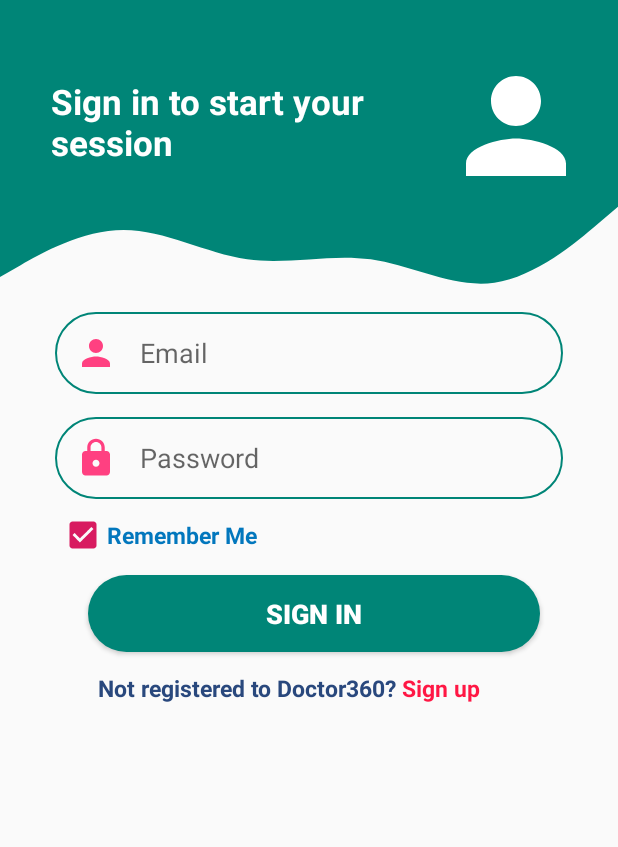
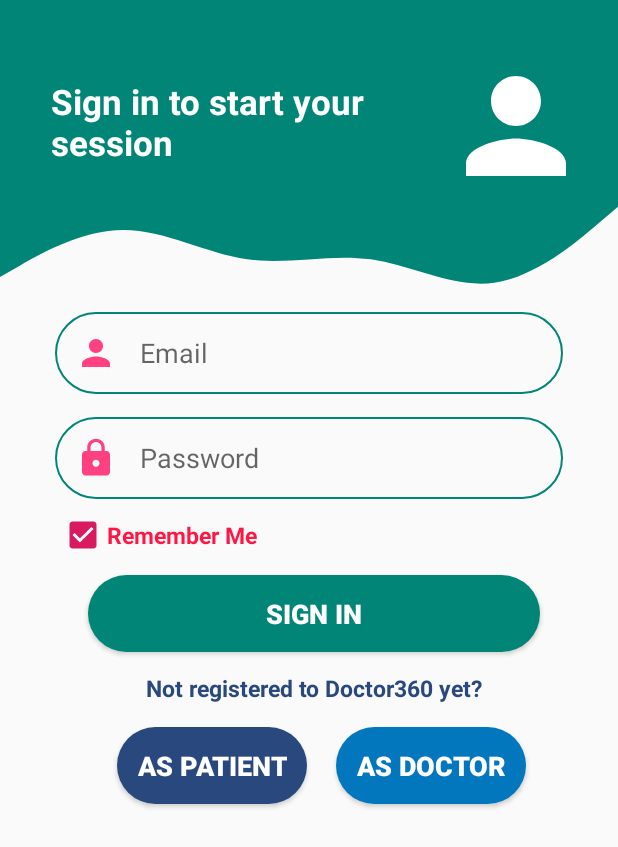
Before and after one commit to AshminKc/doctor360, an Android app: the LoginActivity screen opened directly, with no data from a screen before it, after a tap on "SIGN IN", on a phone screen of 412 x 824 dp. Shown: the top 847 px of the screen. Run offline under Robolectric (Android 15) with nearby library versions, the light colour scheme and no system bars; our stand-ins replace sdp/ssp sizes; libraries missing offline, so code that uses them is left out: es.dmoral.toasty; 1 statement that could not run was skipped; 1 other tap on this screen came first.

Commit message:
Login page design modified

```diff
--- a/app/src/main/AndroidManifest.xml
+++ b/app/src/main/AndroidManifest.xml
@@ -89,7 +89,12 @@
             android:launchMode="singleInstance"/>
 
         <activity
-            android:name=".activity.RegisterActivity"
+            android:name=".activity.PatientRegisterActivity"
+            android:screenOrientation="portrait"
+            android:launchMode="singleInstance"/>
+
+        <activity
+            android:name=".activity.DoctorRegisterActivity"
             android:screenOrientation="portrait"
             android:launchMode="singleInstance"/>
 
--- /dev/null
+++ b/app/src/main/java/com/example/doctor360/activity/DoctorRegisterActivity.java
@@ -0,0 +1,17 @@
+package com.example.doctor360.activity;
+
+import android.os.Bundle;
+
+import androidx.annotation.Nullable;
+import androidx.appcompat.app.AppCompatActivity;
+
+import com.example.doctor360.R;
+
+public class DoctorRegisterActivity extends AppCompatActivity {
+
+    @Override
+    protected void onCreate(@Nullable Bundle savedInstanceState) {
+        super.onCreate(savedInstanceState);
+        setContentView(R.layout.activity_doctor_register);
+    }
+}
--- a/app/src/main/java/com/example/doctor360/activity/LoginActivity.java
+++ b/app/src/main/java/com/example/doctor360/activity/LoginActivity.java
@@ -20,8 +20,7 @@ import es.dmoral.toasty.Toasty;
 public class LoginActivity extends AppCompatActivity implements View.OnClickListener {
 
     EditText Email,Password;
-    Button buttonSubmit;
-    TextView movetoRegister;
+    Button buttonSubmit, btnRegisterDoctor, btnRegisterPatient;
     CheckBox rememberCheck;
     ProgressDialog progressDialog;
     ConnectionDetector connectionDetector;
@@ -36,7 +35,8 @@ public class LoginActivity extends AppCompatActivity implements View.OnClickList
         Email = findViewById(R.id.edtEmail);
         Password = findViewById(R.id.edtPassword);
         rememberCheck = findViewById(R.id.checkBoxRemember);
-        movetoRegister = findViewById(R.id.registerText);
+        btnRegisterPatient = findViewById(R.id.btnPatientRegister);
+        btnRegisterDoctor = findViewById(R.id.btnDoctorRegister);
         buttonSubmit = findViewById(R.id.btnSubmit);
 
         rememberCheck.setOnClickListener(new View.OnClickListener() {
@@ -51,7 +51,8 @@ public class LoginActivity extends AppCompatActivity implements View.OnClickList
         });
 
         buttonSubmit.setOnClickListener(this);
-        movetoRegister.setOnClickListener(this);
+        btnRegisterDoctor.setOnClickListener(this);
+        btnRegisterPatient.setOnClickListener(this);
 
         connectionDetector = new ConnectionDetector(this);
 
@@ -99,8 +100,14 @@ public class LoginActivity extends AppCompatActivity implements View.OnClickList
             }
         }
 
-        if(v == movetoRegister){
-            Intent intent=new Intent(getApplicationContext(),RegisterActivity.class);
+        if(v == btnRegisterPatient){
+            Intent intent=new Intent(getApplicationContext(),PatientRegisterActivity.class);
+            startActivity(intent);
+            overridePendingTransition(R.anim.anim_slide_in_right, R.anim.anim_slide_out_left);
+        }
+
+        if(v == btnRegisterDoctor){
+            Intent intent=new Intent(getApplicationContext(),DoctorRegisterActivity.class);
             startActivity(intent);
             overridePendingTransition(R.anim.anim_slide_in_right, R.anim.anim_slide_out_left);
         }
--- /dev/null
+++ b/app/src/main/java/com/example/doctor360/activity/PatientRegisterActivity.java
@@ -0,0 +1,17 @@
+package com.example.doctor360.activity;
+
+import android.os.Bundle;
+
+import androidx.annotation.Nullable;
+import androidx.appcompat.app.AppCompatActivity;
+
+import com.example.doctor360.R;
+
+public class PatientRegisterActivity extends AppCompatActivity {
+
+    @Override
+    protected void onCreate(@Nullable Bundle savedInstanceState) {
+        super.onCreate(savedInstanceState);
+        setContentView(R.layout.activity_patient_register);
+    }
+}
--- a/app/src/main/java/com/example/doctor360/activity/RegisterActivity.java
+++ /dev/null
@@ -1,17 +0,0 @@
-package com.example.doctor360.activity;
-
-import android.os.Bundle;
-
-import androidx.annotation.Nullable;
-import androidx.appcompat.app.AppCompatActivity;
-
-import com.example.doctor360.R;
-
-public class RegisterActivity extends AppCompatActivity {
-
-    @Override
-    protected void onCreate(@Nullable Bundle savedInstanceState) {
-        super.onCreate(savedInstanceState);
-        setContentView(R.layout.activity_register);
-    }
-}
--- /dev/null
+++ b/app/src/main/res/drawable/doctor_round_bg.xml
@@ -0,0 +1,5 @@
+<?xml version="1.0" encoding="utf-8"?>
+<shape xmlns:android="http://schemas.android.com/apk/res/android">
+    <solid android:color="@color/isolation"/>
+    <corners android:radius="100dp"/>
+</shape>
--- /dev/null
+++ b/app/src/main/res/drawable/patient_round_bg.xml
@@ -0,0 +1,5 @@
+<?xml version="1.0" encoding="utf-8"?>
+<shape xmlns:android="http://schemas.android.com/apk/res/android">
+    <solid android:color="@color/facebook"/>
+    <corners android:radius="100dp"/>
+</shape>
--- /dev/null
+++ b/app/src/main/res/layout/activity_doctor_register.xml
@@ -0,0 +1,8 @@
+<?xml version="1.0" encoding="utf-8"?>
+<LinearLayout
+    xmlns:android="http://schemas.android.com/apk/res/android"
+    android:orientation="vertical"
+    android:layout_width="match_parent"
+    android:layout_height="match_parent">
+
+</LinearLayout>
--- a/app/src/main/res/layout/activity_login.xml
+++ b/app/src/main/res/layout/activity_login.xml
@@ -97,7 +97,7 @@
         android:layout_marginTop="@dimen/_6sdp"
         android:text="@string/remember_me"
         android:textSize="@dimen/_12sdp"
-        android:textColor="@color/isolation"
+        android:textColor="@color/positive"
         android:textStyle="bold"
         app:layout_constraintEnd_toEndOf="parent"
         app:layout_constraintStart_toStartOf="parent"
@@ -127,7 +127,7 @@
         android:id="@+id/registerHintText"
         android:layout_width="wrap_content"
         android:layout_height="wrap_content"
-        android:layout_marginStart="@dimen/_50sdp"
+        android:layout_marginStart="@dimen/_75sdp"
         android:layout_marginTop="@dimen/_10sdp"
         android:text="@string/no_account"
         android:textColor="@color/facebook"
@@ -138,7 +138,41 @@
         app:layout_constraintStart_toStartOf="parent"
         app:layout_constraintTop_toBottomOf="@+id/btnSubmit"/>
 
-    <TextView
+    <Button
+        android:id="@+id/btnPatientRegister"
+        android:layout_width="wrap_content"
+        android:layout_height="wrap_content"
+        android:layout_marginStart="@dimen/_60sdp"
+        android:layout_marginEnd="@dimen/_10sdp"
+        android:layout_marginTop="@dimen/_12sdp"
+        android:padding="@dimen/_10sdp"
+        android:background="@drawable/patient_round_bg"
+        android:text="@string/signup_patient"
+        android:textColor="@android:color/white"
+        android:textSize="@dimen/_14sdp"
+        android:textStyle="bold"
+        app:layout_constraintHorizontal_bias="0"
+        app:layout_constraintEnd_toEndOf="parent"
+        app:layout_constraintStart_toStartOf="parent"
+        app:layout_constraintTop_toBottomOf="@+id/registerHintText" />
+
+    <Button
+        android:id="@+id/btnDoctorRegister"
+        android:layout_width="wrap_content"
+        android:layout_height="wrap_content"
+        android:layout_marginTop="@dimen/_12sdp"
+        android:layout_marginEnd="@dimen/_10sdp"
+        android:layout_marginStart="@dimen/_15sdp"
+        android:padding="@dimen/_10sdp"
+        android:background="@drawable/doctor_round_bg"
+        android:text="@string/signup_doctor"
+        android:textColor="@android:color/white"
+        android:textSize="@dimen/_14sdp"
+        android:textStyle="bold"
+        app:layout_constraintStart_toEndOf="@+id/btnPatientRegister"
+        app:layout_constraintTop_toBottomOf="@+id/registerHintText" />
+
+   <!-- <TextView
         android:id="@+id/registerText"
         android:layout_width="wrap_content"
         android:layout_height="wrap_content"
@@ -148,7 +182,7 @@
         android:textSize="@dimen/_12sdp"
         android:textStyle="bold"
         app:layout_constraintStart_toEndOf="@+id/registerHintText"
-        app:layout_constraintTop_toTopOf="@+id/registerHintText" />
+        app:layout_constraintTop_toTopOf="@+id/registerHintText" />-->
 
 
 </androidx.constraintlayout.widget.ConstraintLayout>
--- a/app/src/main/res/values/strings.xml
+++ b/app/src/main/res/values/strings.xml
@@ -17,11 +17,13 @@
     <string name="menu_share">Share</string>
     <string name="menu_send">Send</string>
 
-    <string name="no_account">Not registered to Doctor360?</string>
+    <string name="no_account">Not registered to Doctor360 yet?</string>
     <string name="yes_account">Already registered to Doctor360?</string>
     <string name="session">Sign in to start your session</string>
     <string name="signin">Sign in</string>
     <string name="signup">Sign up</string>
+    <string name="signup_patient">As Patient</string>
+    <string name="signup_doctor">As Doctor</string>
     <string name="email">Email</string>
     <string name="password">Password</string>
     <string name="remember_me">Remember Me</string>
```
Also changed, not shown: app/src/main/res/layout/activity_patient_register.xml (renamed from app/src/main/res/layout/activity_register.xml), 1 other file.
